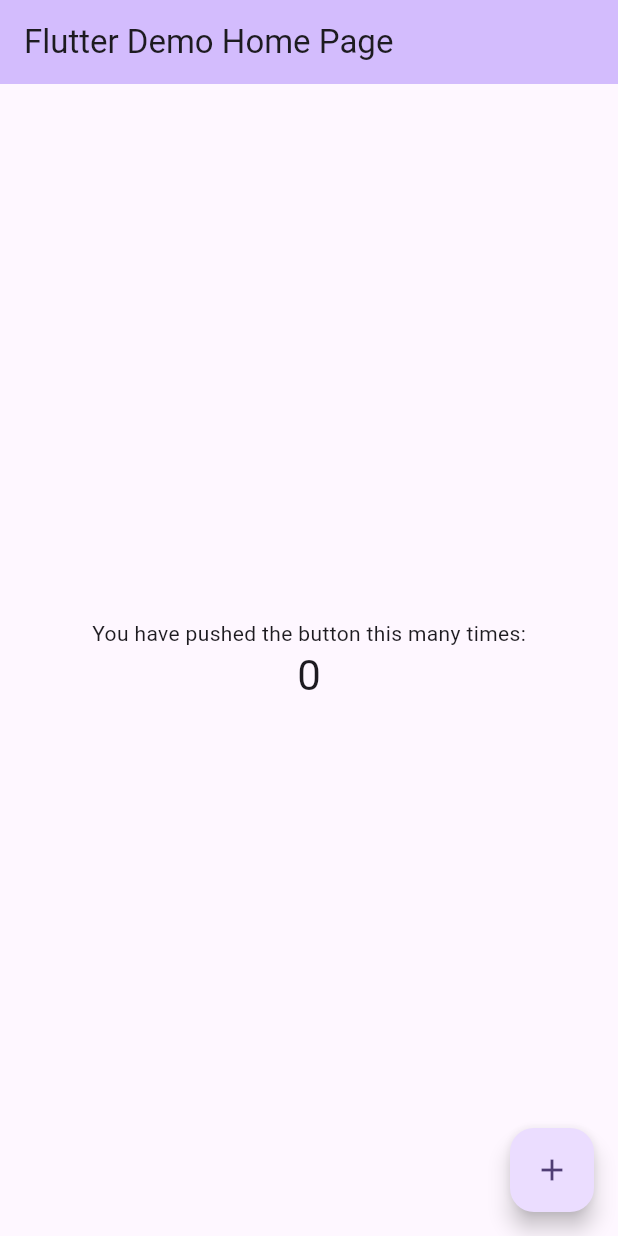
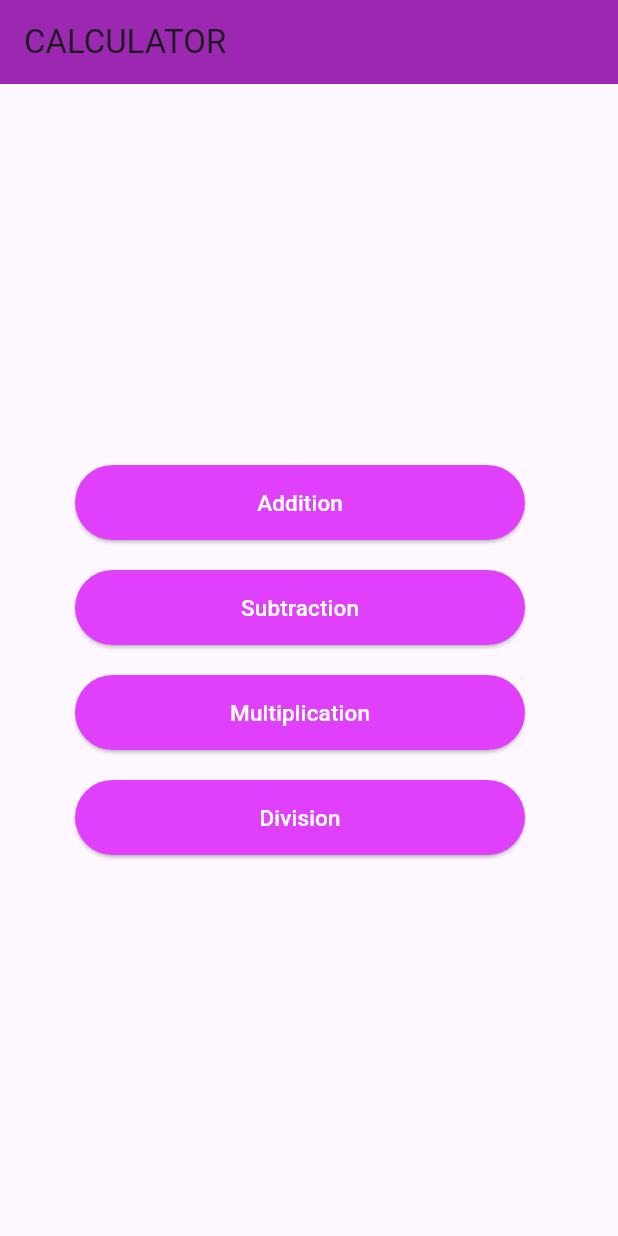
Before and after one commit to safabeegum/CALCULATOR_FLUTTER, a Flutter app: the screen it shows after launch, on a phone screen of 412 x 824 dp. Run offline on Flutter 3.47's test engine with Material 3 defaults, Android fonts, the phone set to English and light mode, and no system bars.

Commit message:
Home Created

```diff
--- a/lib/main.dart
+++ b/lib/main.dart
@@ -1,125 +1,25 @@
+import 'package:calculator/pages/home.dart';
 import 'package:flutter/material.dart';
 
-void main() {
-  runApp(const MyApp());
+void main()
+{
+  runApp(Calculator());
 }
 
-class MyApp extends StatelessWidget {
-  const MyApp({super.key});
 
-  // This widget is the root of your application.
+class Calculator extends StatelessWidget {
+  const Calculator({super.key});
+
   @override
   Widget build(BuildContext context) {
     return MaterialApp(
-      title: 'Flutter Demo',
-      theme: ThemeData(
-        // This is the theme of your application.
-        //
-        // TRY THIS: Try running your application with "flutter run". You'll see
-        // the application has a purple toolbar. Then, without quitting the app,
-        // try changing the seedColor in the colorScheme below to Colors.green
-        // and then invoke "hot reload" (save your changes or press the "hot
-        // reload" button in a Flutter-supported IDE, or press "r" if you used
-        // the command line to start the app).
-        //
-        // Notice that the counter didn't reset back to zero; the application
-        // state is not lost during the reload. To reset the state, use hot
-        // restart instead.
-        //
-        // This works for code too, not just values: Most code changes can be
-        // tested with just a hot reload.
-        colorScheme: ColorScheme.fromSeed(seedColor: Colors.deepPurple),
-        useMaterial3: true,
+      home: Scaffold(
+        appBar: AppBar(
+          title: Text("CALCULATOR",),
+          backgroundColor: Colors.purple,
+        ),
+        body: Home(),
       ),
-      home: const MyHomePage(title: 'Flutter Demo Home Page'),
     );
   }
 }
-
-class MyHomePage extends StatefulWidget {
-  const MyHomePage({super.key, required this.title});
-
-  // This widget is the home page of your application. It is stateful, meaning
-  // that it has a State object (defined below) that contains fields that affect
-  // how it looks.
-
-  // This class is the configuration for the state. It holds the values (in this
-  // case the title) provided by the parent (in this case the App widget) and
-  // used by the build method of the State. Fields in a Widget subclass are
-  // always marked "final".
-
-  final String title;
-
-  @override
-  State<MyHomePage> createState() => _MyHomePageState();
-}
-
-class _MyHomePageState extends State<MyHomePage> {
-  int _counter = 0;
-
-  void _incrementCounter() {
-    setState(() {
-      // This call to setState tells the Flutter framework that something has
-      // changed in this State, which causes it to rerun the build method below
-      // so that the display can reflect the updated values. If we changed
-      // _counter without calling setState(), then the build method would not be
-      // called again, and so nothing would appear to happen.
-      _counter++;
-    });
-  }
-
-  @override
-  Widget build(BuildContext context) {
-    // This method is rerun every time setState is called, for instance as done
-    // by the _incrementCounter method above.
-    //
-    // The Flutter framework has been optimized to make rerunning build methods
-    // fast, so that you can just rebuild anything that needs updating rather
-    // than having to individually change instances of widgets.
-    return Scaffold(
-      appBar: AppBar(
-        // TRY THIS: Try changing the color here to a specific color (to
-        // Colors.amber, perhaps?) and trigger a hot reload to see the AppBar
-        // change color while the other colors stay the same.
-        backgroundColor: Theme.of(context).colorScheme.inversePrimary,
-        // Here we take the value from the MyHomePage object that was created by
-        // the App.build method, and use it to set our appbar title.
-        title: Text(widget.title),
-      ),
-      body: Center(
-        // Center is a layout widget. It takes a single child and positions it
-        // in the middle of the parent.
-        child: Column(
-          // Column is also a layout widget. It takes a list of children and
-          // arranges them vertically. By default, it sizes itself to fit its
-          // children horizontally, and tries to be as tall as its parent.
-          //
-          // Column has various properties to control how it sizes itself and
-          // how it positions its children. Here we use mainAxisAlignment to
-          // center the children vertically; the main axis here is the vertical
-          // axis because Columns are vertical (the cross axis would be
-          // horizontal).
-          //
-          // TRY THIS: Invoke "debug painting" (choose the "Toggle Debug Paint"
-          // action in the IDE, or press "p" in the console), to see the
-          // wireframe for each widget.
-          mainAxisAlignment: MainAxisAlignment.center,
-          children: <Widget>[
-            const Text(
-              'You have pushed the button this many times:',
-            ),
-            Text(
-              '$_counter',
-              style: Theme.of(context).textTheme.headlineMedium,
-            ),
-          ],
-        ),
-      ),
-      floatingActionButton: FloatingActionButton(
-        onPressed: _incrementCounter,
-        tooltip: 'Increment',
-        child: const Icon(Icons.add),
-      ), // This trailing comma makes auto-formatting nicer for build methods.
-    );
-  }
-}
--- /dev/null
+++ b/lib/pages/home.dart
@@ -0,0 +1,86 @@
+import 'package:flutter/material.dart';
+
+
+class Home extends StatelessWidget {
+  const Home({super.key});
+
+  @override
+  Widget build(BuildContext context) {
+    return Container(
+      child: Padding(
+        padding: const EdgeInsets.all(50.0),
+        child: Column(
+          mainAxisAlignment: MainAxisAlignment.center,
+          children: [
+            SizedBox(
+              width: 300,
+              height: 50,
+              child: ElevatedButton(
+                  style: ElevatedButton.styleFrom(
+                    backgroundColor: Colors.purpleAccent,
+                  ),
+                  onPressed: (){
+
+                  }, child: Text("Addition",
+                style: TextStyle(
+                  color: Colors.white,
+                  fontSize: 15,
+                ),)),
+            ),
+
+            SizedBox(height: 20,),
+            SizedBox(
+              width: 300,
+              height: 50,
+              child: ElevatedButton(
+                  style: ElevatedButton.styleFrom(
+                    backgroundColor: Colors.purpleAccent,
+                  ),
+                  onPressed: (){
+
+                  }, child: Text("Subtraction",
+                style: TextStyle(
+                  color: Colors.white,
+                  fontSize: 15,
+                ),)),
+            ),
+
+            SizedBox(height: 20,),
+            SizedBox(
+              width: 300,
+              height: 50,
+              child: ElevatedButton(
+                  style: ElevatedButton.styleFrom(
+                      backgroundColor: Colors.purpleAccent
+                  ),
+                  onPressed: (){
+
+                  }, child: Text("Multiplication",
+                style: TextStyle(
+                  color: Colors.white,
+                  fontSize: 15,
+                ),)),
+            ),
+
+            SizedBox(height: 20,),
+            SizedBox(
+              width: 300,
+              height: 50,
+              child: ElevatedButton(
+                  style: ElevatedButton.styleFrom(
+                    backgroundColor: Colors.purpleAccent,
+                  ),
+                  onPressed: (){
+
+                  }, child: Text("Division",
+                style: TextStyle(
+                  color: Colors.white,
+                  fontSize: 15,
+                ),)),
+            ),
+          ],
+        ),
+      ),
+    );
+  }
+}
```
